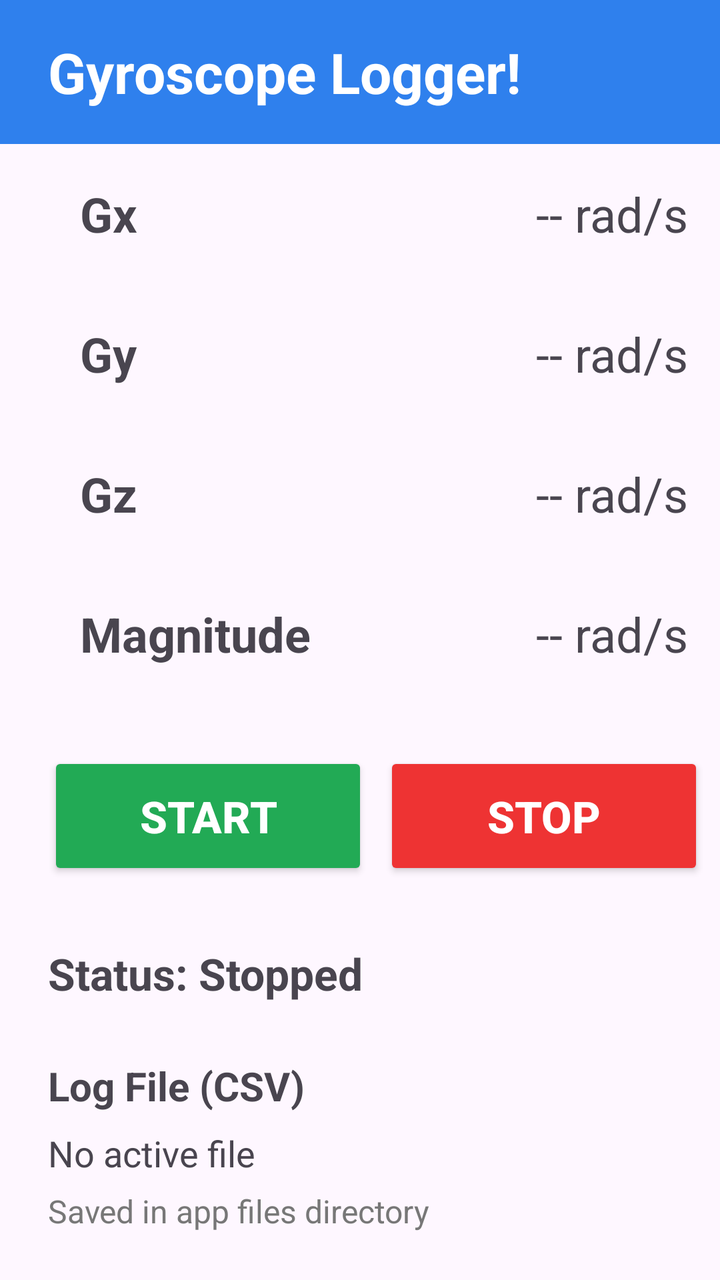
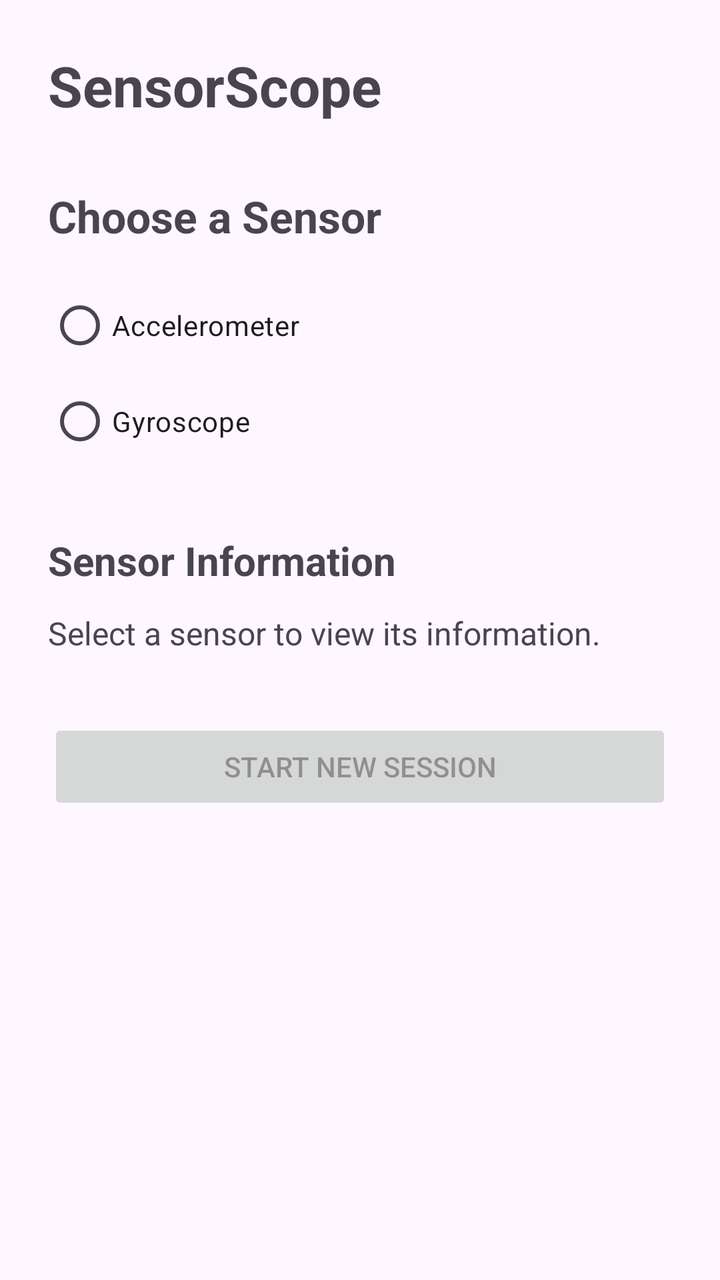

Screens rendered from an Android XML layout before and after an edit, with the pre-edit source and the edit as a unified diff.
<!-- AndroidManifest.xml: application theme Theme.Lab6Gyroscope -->
<!-- res/layout/activity_main.xml -->
<?xml version="1.0" encoding="utf-8"?>
<LinearLayout xmlns:android="http://schemas.android.com/apk/res/android"
    android:layout_width="match_parent"
    android:layout_height="match_parent"
    android:orientation="vertical">

    <TextView
        android:layout_width="match_parent"
        android:layout_height="72dp"
        android:text="Gyroscope Logger!" 
        android:gravity="center_vertical"
        android:paddingStart="24dp"
        android:textColor="#FFFFFF"
        android:textStyle="bold"
        android:background="#2F80ED"
        android:textSize="28sp" />
    
    <LinearLayout
        android:layout_width="match_parent"
        android:layout_height="match_parent"
        android:orientation="vertical"
        android:paddingStart="24dp" >
        
        <LinearLayout
            android:layout_width="match_parent"
            android:layout_height="70dp"
            android:gravity="center_vertical"
            android:orientation="horizontal"
            android:padding="16dp" >
            
            <TextView
                android:layout_width="0dp"
                android:layout_height="wrap_content"
                android:layout_weight="1"
                android:text="Gx"
                android:textSize="24sp"
                android:textStyle="bold" />

            <TextView
                android:id="@+id/tvGx"
                android:layout_width="wrap_content"
                android:layout_height="wrap_content"
                android:text="-- rad/s"
                android:textSize="24sp" />

        </LinearLayout>

        <LinearLayout
            android:layout_width="match_parent"
            android:layout_height="70dp"
            android:gravity="center_vertical"
            android:orientation="horizontal"
            android:padding="16dp" >

            <TextView
                android:layout_width="0dp"
                android:layout_height="wrap_content"
                android:layout_weight="1"
                android:text="Gy"
                android:textSize="24sp"
                android:textStyle="bold" />

            <TextView
                android:id="@+id/tvGy"
                android:layout_width="wrap_content"
                android:layout_height="wrap_content"
                android:text="-- rad/s"
                android:textSize="24sp" />

        </LinearLayout>

        <LinearLayout
            android:layout_width="match_parent"
            android:layout_height="70dp"
            android:gravity="center_vertical"
            android:orientation="horizontal"
            android:padding="16dp" >

            <TextView
                android:layout_width="0dp"
                android:layout_height="wrap_content"
                android:layout_weight="1"
                android:text="Gz"
                android:textSize="24sp"
                android:textStyle="bold" />

            <TextView
                android:id="@+id/tvGz"
                android:layout_width="wrap_content"
                android:layout_height="wrap_content"
                android:text="-- rad/s"
                android:textSize="24sp" />

        </LinearLayout>

        <LinearLayout
            android:layout_width="match_parent"
            android:layout_height="70dp"
            android:gravity="center_vertical"
            android:orientation="horizontal"
            android:padding="16dp" >

            <TextView
                android:layout_width="0dp"
                android:layout_height="wrap_content"
                android:layout_weight="1"
                android:text="Magnitude"
                android:textSize="24sp"
                android:textStyle="bold" />

            <TextView
                android:id="@+id/tvMagnitude"
                android:layout_width="wrap_content"
                android:layout_height="wrap_content"
                android:text="-- rad/s"
                android:textSize="24sp" />

        </LinearLayout>

        <LinearLayout
            android:layout_width="match_parent"
            android:layout_height="wrap_content"
            android:layout_marginTop="24dp"
            android:gravity="center"
            android:orientation="horizontal" >

            <Button
                android:id="@+id/btnStart"
                android:layout_width="0dp"
                android:layout_height="64dp"
                android:layout_weight="1"
                android:layout_marginEnd="8dp"
                android:backgroundTint="#22AA55"
                android:text="Start"
                android:textSize="22sp"
                android:textStyle="bold"
                android:textColor="#FFFFFF" />

            <Button
                android:id="@+id/btnStop"
                android:layout_width="0dp"
                android:layout_height="64dp"
                android:layout_weight="1"
                android:layout_marginEnd="8dp"
                android:backgroundTint="#EE3333"
                android:text="Stop"
                android:textSize="22sp"
                android:textStyle="bold"
                android:textColor="#FFFFFF" />

        </LinearLayout>

        <TextView
            android:id="@+id/tvStatus"
            android:layout_width="wrap_content"
            android:layout_height="wrap_content"
            android:layout_marginTop="32dp"
            android:text="Status: Stopped"
            android:textSize="22sp"
            android:textStyle="bold" />

        <TextView
            android:layout_width="wrap_content"
            android:layout_height="wrap_content"
            android:layout_marginTop="28dp"
            android:text="Log File (CSV)"
            android:textSize="20sp"
            android:textStyle="bold" />

        <TextView
            android:id="@+id/tvFileName"
            android:layout_width="wrap_content"
            android:layout_height="wrap_content"
            android:layout_marginTop="8dp"
            android:text="No active file"
            android:textSize="18sp" />

        <TextView
            android:layout_width="wrap_content"
            android:layout_height="wrap_content"
            android:layout_marginTop="6dp"
            android:text="Saved in app files directory"
            android:textColor="#777777"
            android:textSize="16sp" />
            
    </LinearLayout>

</LinearLayout>
<!-- resources referenced by this layout -->
<resources>
  <style name="Theme.Lab6Gyroscope" parent="Base.Theme.Lab6Gyroscope" />
  <style name="Base.Theme.Lab6Gyroscope" parent="Theme.Material3.DayNight.NoActionBar">
          
          
      </style>
</resources>

<!-- the commit's change to res/layout/activity_main.xml (unified diff, before → after) -->
@@ -2,187 +2,66 @@
 <LinearLayout xmlns:android="http://schemas.android.com/apk/res/android"
     android:layout_width="match_parent"
     android:layout_height="match_parent"
-    android:orientation="vertical">
+    android:orientation="vertical"
+    android:padding="24dp" >
 
     <TextView
         android:layout_width="match_parent"
-        android:layout_height="72dp"
-        android:text="Gyroscope Logger!" 
-        android:gravity="center_vertical"
-        android:paddingStart="24dp"
-        android:textColor="#FFFFFF"
+        android:layout_height="wrap_content"
+        android:text="SensorScope"
         android:textStyle="bold"
-        android:background="#2F80ED"
-        android:textSize="28sp" />
-    
-    <LinearLayout
+        android:textSize="28sp"
+        android:layout_marginBottom="32dp" />
+
+    <TextView
         android:layout_width="match_parent"
-        android:layout_height="match_parent"
-        android:orientation="vertical"
-        android:paddingStart="24dp" >
-        
-        <LinearLayout
-            android:layout_width="match_parent"
-            android:layout_height="70dp"
-            android:gravity="center_vertical"
-            android:orientation="horizontal"
-            android:padding="16dp" >
-            
-            <TextView
-                android:layout_width="0dp"
-                android:layout_height="wrap_content"
-                android:layout_weight="1"
-                android:text="Gx"
-                android:textSize="24sp"
-                android:textStyle="bold" />
+        android:layout_height="wrap_content"
+        android:text="Choose a Sensor"
+        android:textSize="22sp"
+        android:textStyle="bold" />
 
-            <TextView
-                android:id="@+id/tvGx"
-                android:layout_width="wrap_content"
-                android:layout_height="wrap_content"
-                android:text="-- rad/s"
-                android:textSize="24sp" />
+    <RadioGroup
+        android:id="@+id/radioGroupSensors"
+        android:layout_width="match_parent"
+        android:layout_height="wrap_content"
+        android:layout_marginTop="16dp" >
 
-        </LinearLayout>
-
-        <LinearLayout
-            android:layout_width="match_parent"
-            android:layout_height="70dp"
-            android:gravity="center_vertical"
-            android:orientation="horizontal"
-            android:padding="16dp" >
-
-            <TextView
-                android:layout_width="0dp"
-                android:layout_height="wrap_content"
-                android:layout_weight="1"
-                android:text="Gy"
-                android:textSize="24sp"
-                android:textStyle="bold" />
-
-            <TextView
-                android:id="@+id/tvGy"
-                android:layout_width="wrap_content"
-                android:layout_height="wrap_content"
-                android:text="-- rad/s"
-                android:textSize="24sp" />
-
-        </LinearLayout>
-
-        <LinearLayout
-            android:layout_width="match_parent"
-            android:layout_height="70dp"
-            android:gravity="center_vertical"
-            android:orientation="horizontal"
-            android:padding="16dp" >
-
-            <TextView
-                android:layout_width="0dp"
-                android:layout_height="wrap_content"
-                android:layout_weight="1"
-                android:text="Gz"
-                android:textSize="24sp"
-                android:textStyle="bold" />
-
-            <TextView
-                android:id="@+id/tvGz"
-                android:layout_width="wrap_content"
-                android:layout_height="wrap_content"
-                android:text="-- rad/s"
-                android:textSize="24sp" />
-
-        </LinearLayout>
-
-        <LinearLayout
-            android:layout_width="match_parent"
-            android:layout_height="70dp"
-            android:gravity="center_vertical"
-            android:orientation="horizontal"
-            android:padding="16dp" >
-
-            <TextView
-                android:layout_width="0dp"
-                android:layout_height="wrap_content"
-                android:layout_weight="1"
-                android:text="Magnitude"
-                android:textSize="24sp"
-                android:textStyle="bold" />
-
-            <TextView
-                android:id="@+id/tvMagnitude"
-                android:layout_width="wrap_content"
-                android:layout_height="wrap_content"
-                android:text="-- rad/s"
-                android:textSize="24sp" />
-
-        </LinearLayout>
-
-        <LinearLayout
+        <RadioButton
+            android:id="@+id/radioAccelerometer"
             android:layout_width="match_parent"
             android:layout_height="wrap_content"
-            android:layout_marginTop="24dp"
-            android:gravity="center"
-            android:orientation="horizontal" >
+            android:text="Accelerometer" />
 
-            <Button
-                android:id="@+id/btnStart"
-                android:layout_width="0dp"
-                android:layout_height="64dp"
-                android:layout_weight="1"
-                android:layout_marginEnd="8dp"
-                android:backgroundTint="#22AA55"
-                android:text="Start"
-                android:textSize="22sp"
-                android:textStyle="bold"
-                android:textColor="#FFFFFF" />
+        <RadioButton
+            android:id="@+id/radioGyroscope"
+            android:layout_width="match_parent"
+            android:layout_height="wrap_content"
+            android:text="Gyroscope" />
 
-            <Button
-                android:id="@+id/btnStop"
-                android:layout_width="0dp"
-                android:layout_height="64dp"
-                android:layout_weight="1"
-                android:layout_marginEnd="8dp"
-                android:backgroundTint="#EE3333"
-                android:text="Stop"
-                android:textSize="22sp"
-                android:textStyle="bold"
-                android:textColor="#FFFFFF" />
+    </RadioGroup>
 
-        </LinearLayout>
+    <TextView
+        android:layout_width="match_parent"
+        android:layout_height="wrap_content"
+        android:text="Sensor Information"
+        android:textSize="20sp"
+        android:textStyle="bold"
+        android:layout_marginTop="32dp" />
 
-        <TextView
-            android:id="@+id/tvStatus"
-            android:layout_width="wrap_content"
-            android:layout_height="wrap_content"
-            android:layout_marginTop="32dp"
-            android:text="Status: Stopped"
-            android:textSize="22sp"
-            android:textStyle="bold" />
+    <TextView
+        android:id="@+id/tvSensorInfo"
+        android:layout_width="match_parent"
+        android:layout_height="wrap_content"
+        android:text="Select a sensor to view its information."
+        android:textSize="16sp"
+        android:layout_marginTop="12dp" />
 
-        <TextView
-            android:layout_width="wrap_content"
-            android:layout_height="wrap_content"
-            android:layout_marginTop="28dp"
-            android:text="Log File (CSV)"
-            android:textSize="20sp"
-            android:textStyle="bold" />
-
-        <TextView
-            android:id="@+id/tvFileName"
-            android:layout_width="wrap_content"
-            android:layout_height="wrap_content"
-            android:layout_marginTop="8dp"
-            android:text="No active file"
-            android:textSize="18sp" />
-
-        <TextView
-            android:layout_width="wrap_content"
-            android:layout_height="wrap_content"
-            android:layout_marginTop="6dp"
-            android:text="Saved in app files directory"
-            android:textColor="#777777"
-            android:textSize="16sp" />
-            
-    </LinearLayout>
+    <Button
+        android:id="@+id/btnStartSession"
+        android:layout_width="match_parent"
+        android:layout_height="wrap_content"
+        android:text="Start New Session"
+        android:enabled="false"
+        android:layout_marginTop="32dp" />
 
 </LinearLayout>
